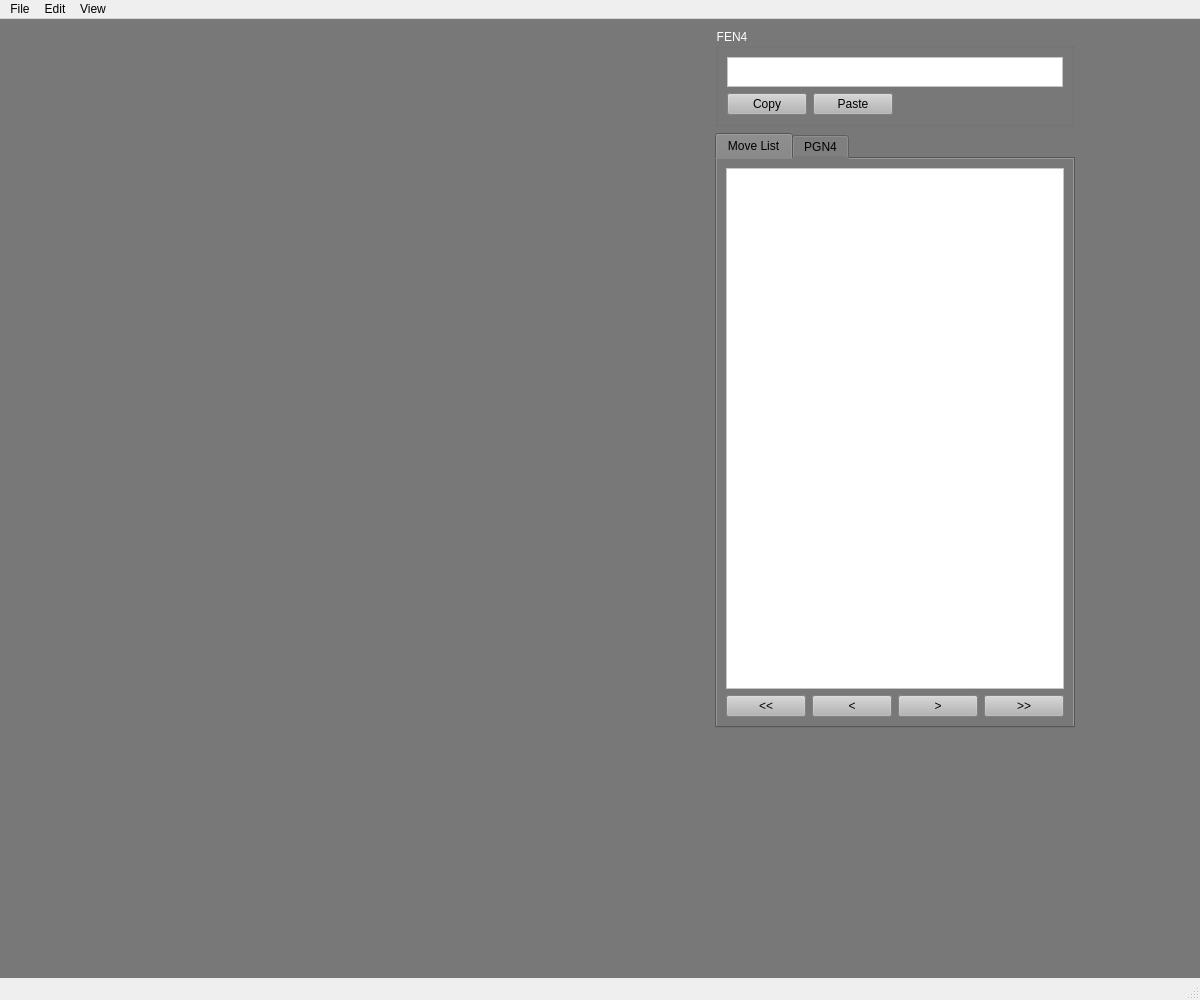
Above: ui/mainwindow.ui from GammaDeltaII/4PlayerChess before the change. Below: the same form after it.
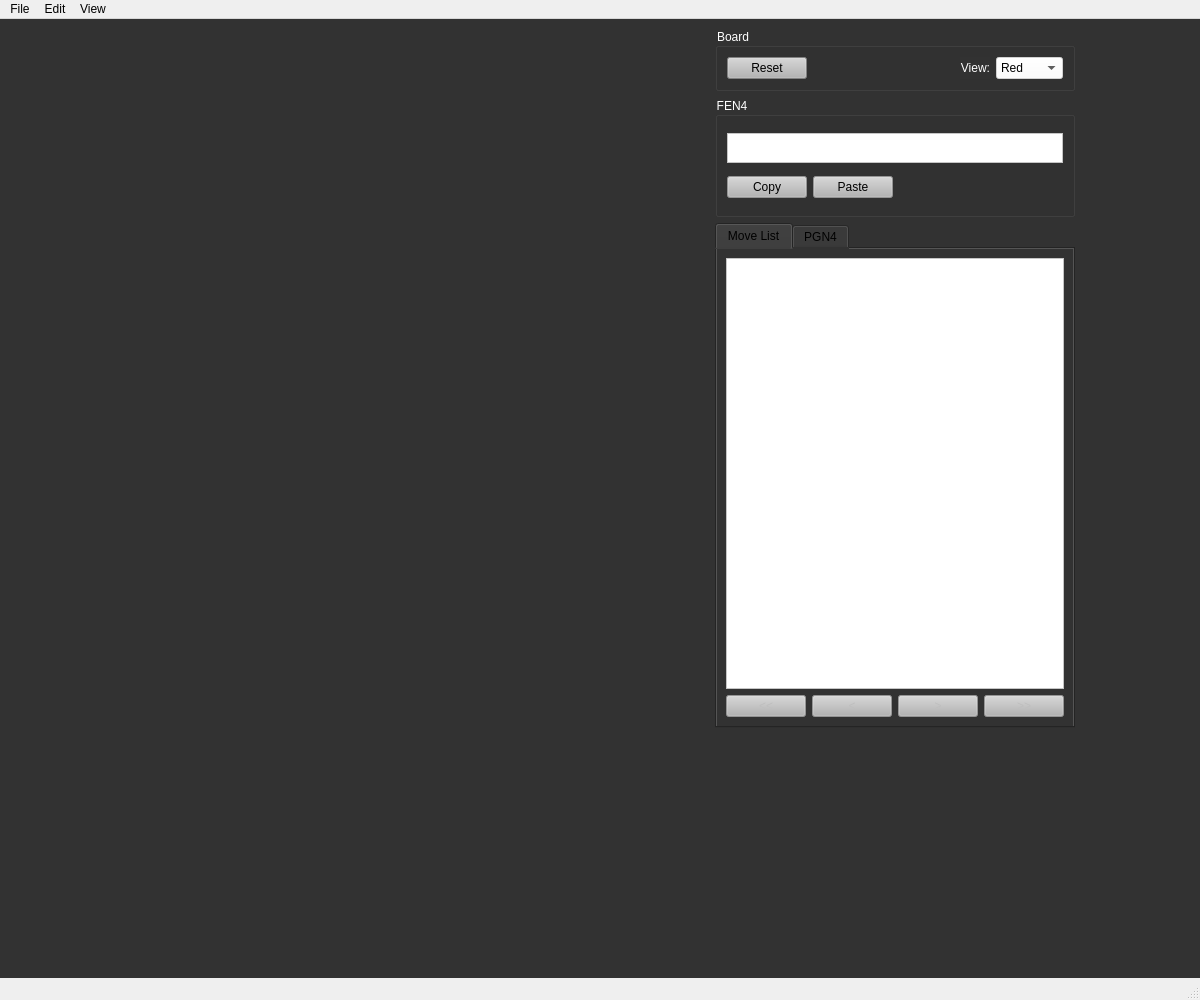
That is the form after the change.

Commit message: Implemented move and player highlighting, added some basic move restrictions, implemented board reset button and updated UI.

```diff
--- a/ui/mainwindow.ui
+++ b/ui/mainwindow.ui
@@ -15,32 +15,10 @@
   </property>
   <widget class="QWidget" name="centralwidget">
    <property name="styleSheet">
-    <string notr="true">background-color: rgb(120, 120, 120);</string>
+    <string notr="true">background-color: rgb(50, 50, 50);</string>
    </property>
    <layout class="QGridLayout" name="gridLayout">
-    <item row="0" column="0" rowspan="3">
-     <widget class="QWidget" name="view" native="true">
-      <property name="sizePolicy">
-       <sizepolicy hsizetype="Fixed" vsizetype="Fixed">
-        <horstretch>0</horstretch>
-        <verstretch>0</verstretch>
-       </sizepolicy>
-      </property>
-      <property name="minimumSize">
-       <size>
-        <width>700</width>
-        <height>700</height>
-       </size>
-      </property>
-      <property name="baseSize">
-       <size>
-        <width>0</width>
-        <height>0</height>
-       </size>
-      </property>
-     </widget>
-    </item>
-    <item row="3" column="0">
+    <item row="4" column="0">
      <spacer name="verticalSpacer_2">
       <property name="orientation">
        <enum>Qt::Vertical</enum>
@@ -53,7 +31,7 @@
       </property>
      </spacer>
     </item>
-    <item row="2" column="1" rowspan="2">
+    <item row="3" column="1" rowspan="2">
      <spacer name="verticalSpacer">
       <property name="orientation">
        <enum>Qt::Vertical</enum>
@@ -66,7 +44,7 @@
       </property>
      </spacer>
     </item>
-    <item row="1" column="1">
+    <item row="2" column="1">
      <widget class="QTabWidget" name="tabWidget">
       <property name="minimumSize">
        <size>
@@ -74,16 +52,28 @@
         <height>500</height>
        </size>
       </property>
+      <property name="tabPosition">
+       <enum>QTabWidget::North</enum>
+      </property>
+      <property name="tabShape">
+       <enum>QTabWidget::Rounded</enum>
+      </property>
       <property name="currentIndex">
        <number>0</number>
       </property>
-      <widget class="QWidget" name="tab">
+      <property name="elideMode">
+       <enum>Qt::ElideRight</enum>
+      </property>
+      <widget class="QWidget" name="moveListTab">
        <attribute name="title">
         <string>Move List</string>
        </attribute>
        <layout class="QGridLayout" name="gridLayout_2">
         <item row="1" column="2">
-         <widget class="QPushButton" name="pushButton_5">
+         <widget class="QPushButton" name="nextMoveButton">
+          <property name="enabled">
+           <bool>false</bool>
+          </property>
           <property name="styleSheet">
            <string notr="true">background-color: rgb(180, 180, 180);</string>
           </property>
@@ -93,7 +83,10 @@
          </widget>
         </item>
         <item row="1" column="3">
-         <widget class="QPushButton" name="pushButton_6">
+         <widget class="QPushButton" name="lastMoveButton">
+          <property name="enabled">
+           <bool>false</bool>
+          </property>
           <property name="styleSheet">
            <string notr="true">background-color: rgb(180, 180, 180);</string>
           </property>
@@ -103,7 +96,10 @@
          </widget>
         </item>
         <item row="1" column="1">
-         <widget class="QPushButton" name="pushButton_4">
+         <widget class="QPushButton" name="prevMoveButton">
+          <property name="enabled">
+           <bool>false</bool>
+          </property>
           <property name="styleSheet">
            <string notr="true">background-color: rgb(180, 180, 180);</string>
           </property>
@@ -113,7 +109,10 @@
          </widget>
         </item>
         <item row="1" column="0">
-         <widget class="QPushButton" name="pushButton_7">
+         <widget class="QPushButton" name="firstMoveButton">
+          <property name="enabled">
+           <bool>false</bool>
+          </property>
           <property name="styleSheet">
            <string notr="true">background-color: rgb(180, 180, 180);</string>
           </property>
@@ -173,8 +172,8 @@
       </widget>
      </widget>
     </item>
-    <item row="0" column="1">
-     <widget class="QGroupBox" name="groupBox">
+    <item row="1" column="1">
+     <widget class="QGroupBox" name="fenGroupBox">
       <property name="maximumSize">
        <size>
         <width>16777215</width>
@@ -188,83 +187,173 @@
        <string>FEN4</string>
       </property>
       <layout class="QGridLayout" name="gridLayout_4">
-       <property name="leftMargin">
-        <number>0</number>
-       </property>
-       <property name="topMargin">
-        <number>0</number>
-       </property>
-       <property name="rightMargin">
-        <number>0</number>
-       </property>
-       <property name="bottomMargin">
-        <number>0</number>
-       </property>
-       <item row="0" column="0" rowspan="2">
-        <widget class="QWidget" name="widget_2" native="true">
+       <item row="2" column="1">
+        <widget class="QPushButton" name="pasteFenButton">
+         <property name="enabled">
+          <bool>false</bool>
+         </property>
          <property name="styleSheet">
-          <string notr="true">color: rgb(0, 0, 0);</string>
+          <string notr="true">background-color: rgb(180, 180, 180);
+color: rgb(0, 0, 0);</string>
          </property>
-         <layout class="QGridLayout" name="gridLayout_5">
-          <item row="0" column="0" colspan="3">
-           <widget class="QPlainTextEdit" name="plainTextEdit_2">
-            <property name="minimumSize">
-             <size>
-              <width>0</width>
-              <height>30</height>
-             </size>
-            </property>
-            <property name="maximumSize">
-             <size>
-              <width>16777215</width>
-              <height>30</height>
-             </size>
-            </property>
-            <property name="styleSheet">
-             <string notr="true">background-color: rgb(255, 255, 255);</string>
-            </property>
-           </widget>
-          </item>
-          <item row="1" column="0">
-           <widget class="QPushButton" name="pushButton_2">
-            <property name="styleSheet">
-             <string notr="true">background-color: rgb(180, 180, 180);</string>
-            </property>
-            <property name="text">
-             <string>Copy</string>
-            </property>
-           </widget>
-          </item>
-          <item row="1" column="1">
-           <widget class="QPushButton" name="pushButton_3">
-            <property name="styleSheet">
-             <string notr="true">background-color: rgb(180, 180, 180);</string>
-            </property>
-            <property name="text">
-             <string>Paste</string>
-            </property>
-           </widget>
-          </item>
-          <item row="1" column="2">
-           <spacer name="horizontalSpacer_2">
-            <property name="orientation">
-             <enum>Qt::Horizontal</enum>
-            </property>
-            <property name="sizeHint" stdset="0">
-             <size>
-              <width>40</width>
-              <height>20</height>
-             </size>
-            </property>
-           </spacer>
-          </item>
-         </layout>
+         <property name="text">
+          <string>Paste</string>
+         </property>
         </widget>
        </item>
+       <item row="2" column="0">
+        <widget class="QPushButton" name="copyFenButton">
+         <property name="enabled">
+          <bool>false</bool>
+         </property>
+         <property name="styleSheet">
+          <string notr="true">background-color: rgb(180, 180, 180);
+color: rgb(0, 0, 0);</string>
+         </property>
+         <property name="text">
+          <string>Copy</string>
+         </property>
+        </widget>
+       </item>
+       <item row="2" column="2">
+        <spacer name="horizontalSpacer_2">
+         <property name="orientation">
+          <enum>Qt::Horizontal</enum>
+         </property>
+         <property name="sizeHint" stdset="0">
+          <size>
+           <width>40</width>
+           <height>20</height>
+          </size>
+         </property>
+        </spacer>
+       </item>
+       <item row="0" column="0" colspan="3">
+        <widget class="QPlainTextEdit" name="fenField">
+         <property name="minimumSize">
+          <size>
+           <width>0</width>
+           <height>30</height>
+          </size>
+         </property>
+         <property name="maximumSize">
+          <size>
+           <width>16777215</width>
+           <height>30</height>
+          </size>
+         </property>
+         <property name="styleSheet">
+          <string notr="true">background-color: rgb(255, 255, 255);
+color: rgb(0, 0, 0);</string>
+         </property>
+        </widget>
+       </item>
       </layout>
      </widget>
     </item>
-    <item row="0" column="2" rowspan="4">
+    <item row="0" column="1">
+     <widget class="QGroupBox" name="boardGroupBox">
+      <property name="styleSheet">
+       <string notr="true">color: rgb(255, 255, 255);</string>
+      </property>
+      <property name="title">
+       <string>Board</string>
+      </property>
+      <layout class="QGridLayout" name="gridLayout_6">
+       <item row="0" column="0">
+        <widget class="QPushButton" name="boardResetButton">
+         <property name="statusTip">
+          <string>Reset board</string>
+         </property>
+         <property name="styleSheet">
+          <string notr="true">background-color: rgb(180, 180, 180);
+color: rgb(0, 0, 0);</string>
+         </property>
+         <property name="text">
+          <string>Reset</string>
+         </property>
+        </widget>
+       </item>
+       <item row="0" column="2">
+        <widget class="QLabel" name="label">
+         <property name="text">
+          <string>View:</string>
+         </property>
+         <property name="alignment">
+          <set>Qt::AlignRight|Qt::AlignTrailing|Qt::AlignVCenter</set>
+         </property>
+        </widget>
+       </item>
+       <item row="0" column="3">
+        <widget class="QComboBox" name="playerViewSelect">
+         <property name="enabled">
+          <bool>false</bool>
+         </property>
+         <property name="styleSheet">
+          <string notr="true">color: rgb(0, 0, 0);
+background-color: rgb(255, 255, 255);</string>
+         </property>
+         <item>
+          <property name="text">
+           <string>Red</string>
+          </property>
+         </item>
+         <item>
+          <property name="text">
+           <string>Blue</string>
+          </property>
+         </item>
+         <item>
+          <property name="text">
+           <string>Yellow</string>
+          </property>
+         </item>
+         <item>
+          <property name="text">
+           <string>Green</string>
+          </property>
+         </item>
+        </widget>
+       </item>
+       <item row="0" column="1">
+        <spacer name="horizontalSpacer_4">
+         <property name="orientation">
+          <enum>Qt::Horizontal</enum>
+         </property>
+         <property name="sizeHint" stdset="0">
+          <size>
+           <width>40</width>
+           <height>20</height>
+          </size>
+         </property>
+        </spacer>
+       </item>
+      </layout>
+     </widget>
+    </item>
+    <item row="0" column="0" rowspan="4">
+     <widget class="QWidget" name="view" native="true">
+      <property name="sizePolicy">
+       <sizepolicy hsizetype="Fixed" vsizetype="Fixed">
+        <horstretch>0</horstretch>
+        <verstretch>0</verstretch>
+       </sizepolicy>
+      </property>
+      <property name="minimumSize">
+       <size>
+        <width>700</width>
+        <height>700</height>
+       </size>
+      </property>
+      <property name="baseSize">
+       <size>
+        <width>0</width>
+        <height>0</height>
+       </size>
+      </property>
+     </widget>
+    </item>
+    <item row="0" column="2" rowspan="5">
      <spacer name="horizontalSpacer_3">
       <property name="orientation">
        <enum>Qt::Horizontal</enum>
```
Left out of the diff: 47 changed lines with no effect on the pictures. The commit also changes 4 other files.
